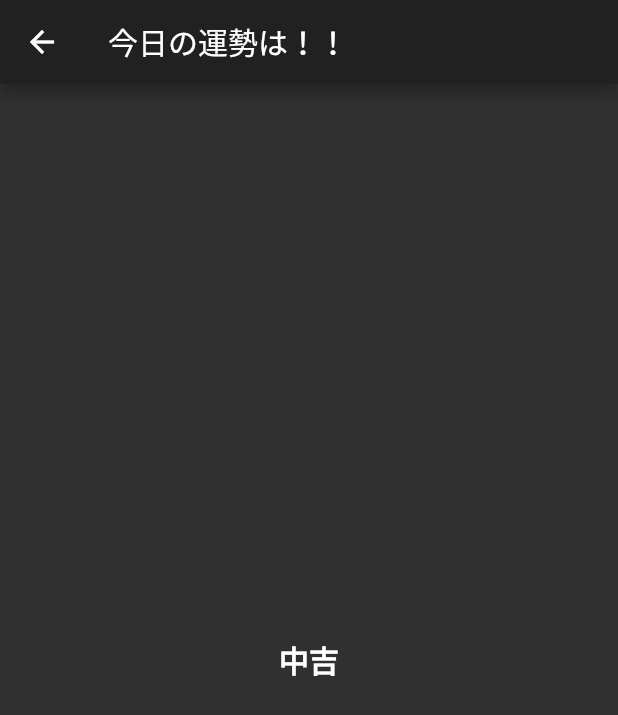
After one commit to takahahiro0224/firebase_ml_flutter_sample, a Flutter app: the screen it shows after launch, after a tap on "今日の運勢は？", on a phone screen of 412 x 824 dp. The commit adds this screen. Shown: the top 715 px of the screen. Run offline on Flutter 3.47's test engine with Material 2 defaults, Android fonts, the phone set to English and light mode, and no system bars; our stand-ins replace image_picker; missing offline and left inert: mlkit.

Commit message:
画像認識

```diff
--- /dev/null
+++ b/lib/UranaiWidget.dart
@@ -0,0 +1,29 @@
+import 'package:flutter/material.dart';
+import 'dart:math';
+
+class UranaiWidget extends StatefulWidget {
+  @override
+  _UranaiWidgetState createState() => new _UranaiWidgetState();
+}
+
+class _UranaiWidgetState extends State<UranaiWidget> {
+
+  @override
+  Widget build(BuildContext context) {
+    return new Scaffold(
+      appBar: AppBar(
+        title: Text("今日の運勢は！！")
+      ),
+      body: Center(
+        child: Text(getUnsei(),
+            style: TextStyle(fontWeight: FontWeight.bold, fontSize: 20))
+      )
+    );
+  }
+
+  getUnsei() {
+    var unseiList = ['大吉', '吉', '中吉', '小吉', '末吉', '凶', '大凶'];
+    var _random = new Random();
+    return unseiList[_random.nextInt(unseiList.length)];
+  }
+}
--- a/lib/main.dart
+++ b/lib/main.dart
@@ -1,6 +1,7 @@
 import 'package:flutter/material.dart';
 import 'package:image_picker/image_picker.dart';
 import 'package:firebase_ml_flutter_sample/DetailWidget.dart';
+import 'package:firebase_ml_flutter_sample/UranaiWidget.dart';
 
 
 void main() {
@@ -38,6 +39,7 @@ class _MyHomePageState extends State<MyHomePage> {
         child: Column(
           children: <Widget>[
             _startCamera(),
+            _uranai(),
           ],
         ),
       ),
@@ -67,6 +69,28 @@ class _MyHomePageState extends State<MyHomePage> {
     );
   }
 
+  Widget _uranai() {
+    return Container(
+      margin: EdgeInsets.only(top: 10.0),
+      child: Row(
+        children: <Widget>[
+          Expanded(
+            child: Padding(
+                padding: EdgeInsets.symmetric(horizontal: 8.0),
+                child: RaisedButton(
+                  color: Colors.blue,
+                  textColor: Colors.white,
+                  splashColor: Colors.pinkAccent,
+                  onPressed: () {
+                    _onUranai();
+                  },
+                  child: Text("今日の運勢は？"),
+                )),
+          ),
+        ],
+      ),
+    );
+  }
   void _onPickImageSelected() async {
 
     var imageSource = ImageSource.camera;
@@ -84,4 +108,11 @@ class _MyHomePageState extends State<MyHomePage> {
     }
 
   }
+
+  void _onUranai() async {
+    Navigator.push(
+      context, MaterialPageRoute(builder: (context) => UranaiWidget())
+    );
+
 }
+}
```
Also changed, not shown: lib/DetailWidget.dart (+161 -3 lines).
